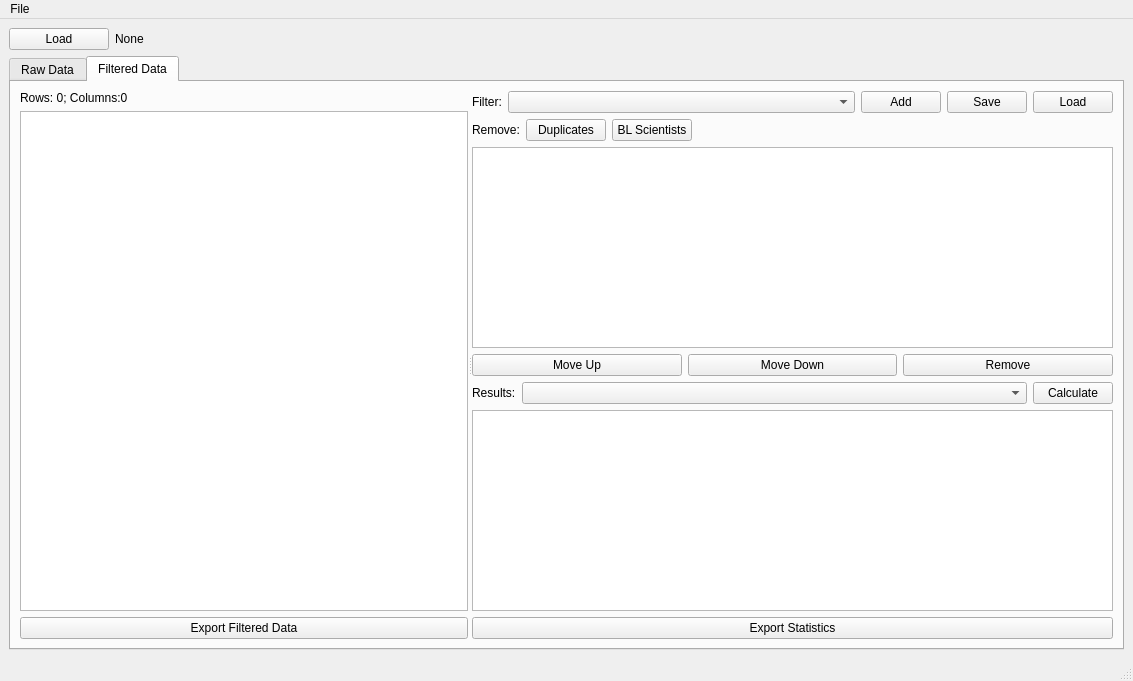
Above: UI_Forms/mainWindow.ui from chemmatcars/ChemMat_User_Stats before the change. Below: the same form after it.
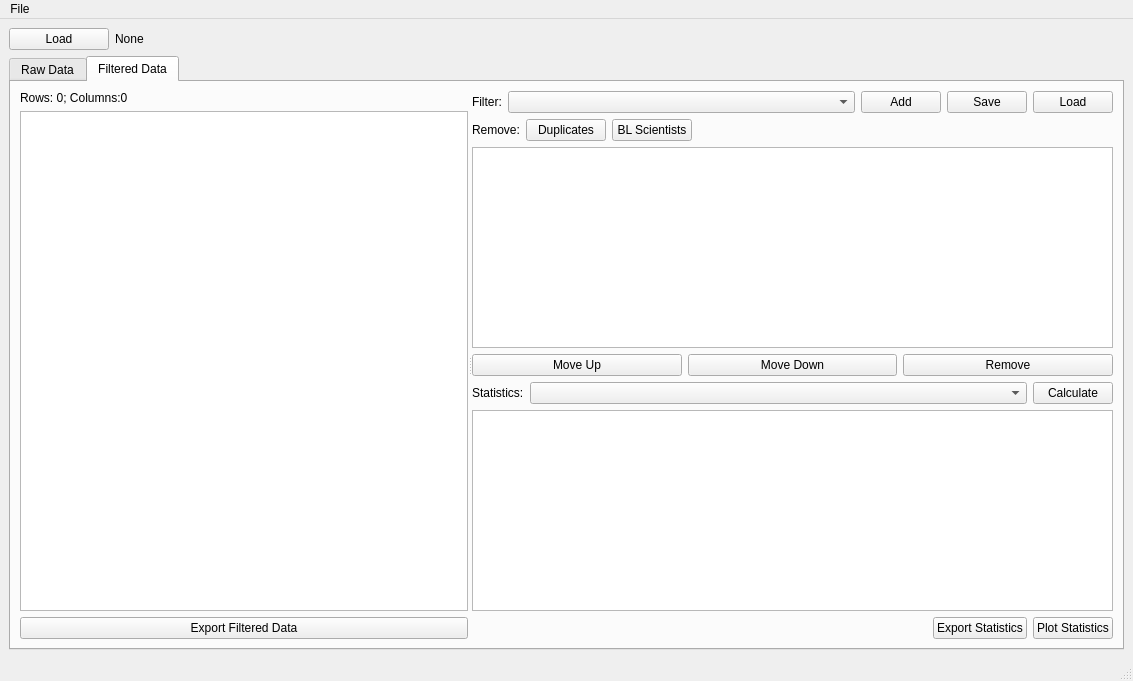
That is the form after the change. Custom widgets are drawn as their Qt base class.

```diff
--- a/UI_Forms/mainWindow.ui
+++ b/UI_Forms/mainWindow.ui
@@ -93,7 +93,7 @@
               </item>
              </layout>
             </widget>
-            <widget class="QWidget" name="layoutWidget">
+            <widget class="QWidget" name="">
              <layout class="QVBoxLayout" name="verticalLayout_3">
               <item>
                <layout class="QHBoxLayout" name="horizontalLayout_4">
@@ -212,7 +212,7 @@
                 <item>
                  <widget class="QLabel" name="label_4">
                   <property name="text">
-                   <string>Results:</string>
+                   <string>Statistics:</string>
                   </property>
                  </widget>
                 </item>
@@ -242,7 +242,22 @@
                </layout>
               </item>
               <item>
-               <widget class="QTextBrowser" name="resultTextBrowser"/>
+               <widget class="QTextEdit" name="resultTextEdit"/>
+              </item>
+              <item>
+               <layout class="QHBoxLayout" name="horizontalLayout_8">
+                <item>
+                 <spacer name="horizontalSpacer">
+                  <property name="orientation">
+                   <enum>Qt::Horizontal</enum>
+                  </property>
+                  <property name="sizeHint" stdset="0">
+                   <size>
+                    <width>40</width>
+                    <height>20</height>
+                   </size>
+                  </property>
+                 </spacer>
               </item>
               <item>
                <widget class="QPushButton" name="exportStatPushButton">
@@ -250,6 +265,15 @@
                  <string>Export Statistics</string>
                 </property>
                </widget>
+                </item>
+                <item>
+                 <widget class="QPushButton" name="plotStatPushButton">
+                  <property name="text">
+                   <string>Plot Statistics</string>
+                  </property>
+                 </widget>
+                </item>
+               </layout>
               </item>
              </layout>
             </widget>
```
Left out of the diff: 2 changed lines with no effect on the pictures. Lines whose indentation alone changed are shown as unchanged.
